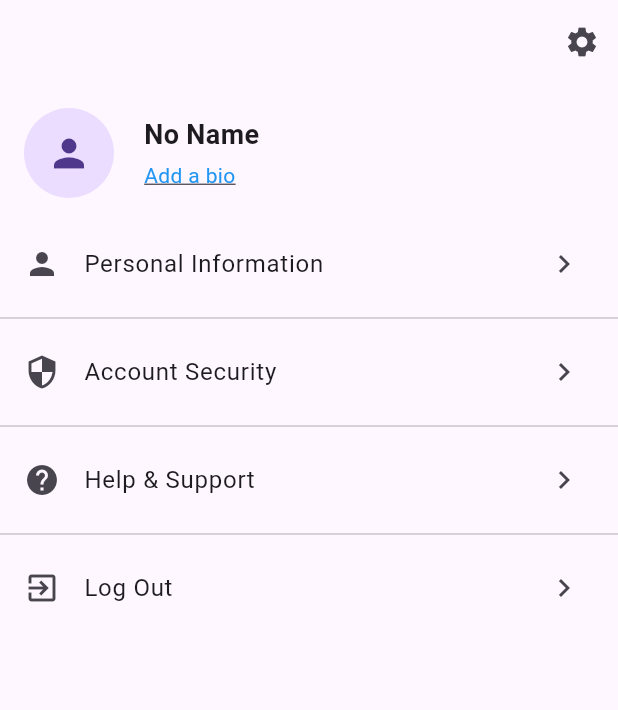
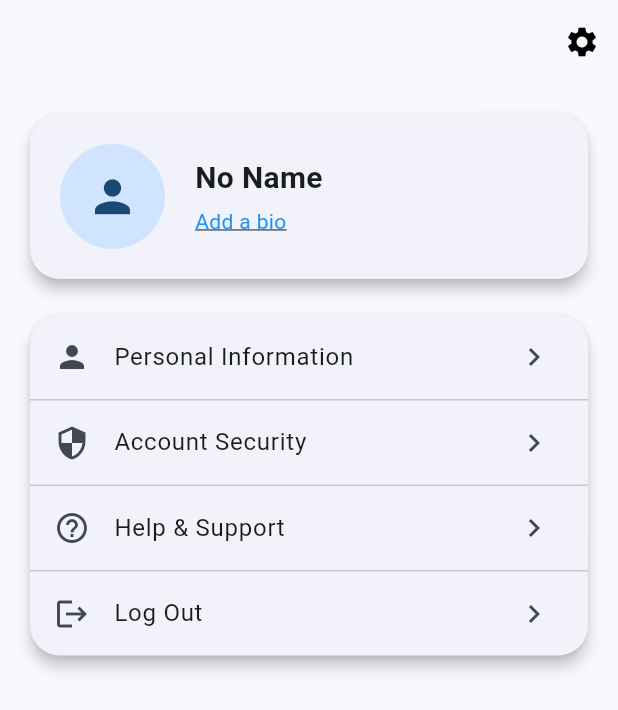
Before and after one commit to GaryXian/Flutter-Real-time-Messaging-and-Video-calls-Application, a Flutter app: the ProfileScreen screen opened by its route, on a phone screen of 412 x 824 dp. Shown: the top 710 px of the screen. Run offline on Flutter 3.47's test engine with Material 3 defaults, Android fonts, the phone set to English and light mode, and no system bars; our stand-ins replace audioplayers, cloud_firestore, dio, file_picker, firebase_auth, firebase_core and 7 more; missing offline and left inert: flutter_facebook_auth, flutter_webrtc, mime_type; accounts and stored records are empty.

Commit message:
UI update but no friend screen

```diff
--- a/lib/main_screens/profile_screen.dart
+++ b/lib/main_screens/profile_screen.dart
@@ -388,40 +388,63 @@ void dispose() {
   return Scaffold(
     appBar: AppBar(
       elevation: 0,
+      backgroundColor: Colors.transparent,
       automaticallyImplyLeading: false,
       actions: [
-          IconButton(icon: const Icon(Icons.settings), onPressed: () => Navigator.push(context, MaterialPageRoute(builder: (_) => const SettingsScreen()))),
+        IconButton(
+          icon: const Icon(Icons.settings, color: Colors.black),
+          onPressed: () {
+            Navigator.push(context, MaterialPageRoute(builder: (_) => const SettingsScreen()));
+          },
+        ),
       ],
     ),
     body: _isLoading
         ? const Center(child: CircularProgressIndicator())
-          : ListView(
+        : SingleChildScrollView(
+            padding: const EdgeInsets.all(16),
+            child: Column(
+              crossAxisAlignment: CrossAxisAlignment.start,
               children: [
-                _buildProfileHeader(),
-                _buildMenuItems(),
+                _buildProfileCard(),
+                const SizedBox(height: 16),
+                _buildMenuCard(),
               ],
+            ),
           ),
   );
 }
 
-  Widget _buildProfileHeader() {
-    return Padding(
-      padding: const EdgeInsets.all(16),
+
+  Widget _buildProfileCard() {
+  return Card(
+    shape: RoundedRectangleBorder(borderRadius: BorderRadius.circular(20)),
+    elevation: 4,
+    child: Padding(
+      padding: const EdgeInsets.all(20),
       child: Row(
         children: [
           GestureDetector(
             onTap: _updateProfilePicture,
             child: CircleAvatar(
-              radius: 30,
-              backgroundImage: (_userData['photoURL']?.isNotEmpty ?? false) ? NetworkImage(_userData['photoURL']) : null,
-              child: (_userData['photoURL']?.isEmpty ?? true) ? const Icon(Icons.person, size: 30) : null,
+              radius: 35,
+              backgroundImage: (_userData['photoURL']?.isNotEmpty ?? false)
+                  ? NetworkImage(_userData['photoURL'])
+                  : null,
+              child: (_userData['photoURL']?.isEmpty ?? true)
+                  ? const Icon(Icons.person, size: 35)
+                  : null,
             ),
           ),
           const SizedBox(width: 20),
-          Column(
+          Expanded(
+            child: Column(
               crossAxisAlignment: CrossAxisAlignment.start,
               children: [
-              Text(_userData['displayName'] ?? 'No Name', style: const TextStyle(fontSize: 18, fontWeight: FontWeight.bold)),
+                Text(
+                  _userData['displayName'] ?? 'No Name',
+                  style: const TextStyle(fontSize: 20, fontWeight: FontWeight.bold),
+                ),
                 const SizedBox(height: 4),
                 InkWell(
                   onTap: () => _updateField('Edit Bio', 'bio'),
@@ -429,50 +452,39 @@ void dispose() {
                     (_userData['bio']?.isNotEmpty ?? false) ? _userData['bio'] : 'Add a bio',
                     style: TextStyle(
                       color: (_userData['bio']?.isNotEmpty ?? false) ? Colors.black87 : Colors.blue,
-                    decoration: (_userData['bio']?.isNotEmpty ?? false) ? TextDecoration.none : TextDecoration.underline,
+                      decoration: (_userData['bio']?.isNotEmpty ?? false)
+                          ? TextDecoration.none
+                          : TextDecoration.underline,
                     ),
                   ),
                 ),
               ],
             ),
+          ),
+        ],
+      ),
+    ),
+  );
+}
+
+  Widget _buildMenuCard() {
+  return Card(
+    shape: RoundedRectangleBorder(borderRadius: BorderRadius.circular(20)),
+    elevation: 4,
+    child: Column(
+      children: [
+        _buildMenuTile(Icons.person, 'Personal Information', _showPersonalInfo),
+        const Divider(height: 1),
+        _buildMenuTile(Icons.security, 'Account Security', _showAccountSecurity),
+        const Divider(height: 1),
+        _buildMenuTile(Icons.help_outline, 'Help & Support', _showHelpSupport),
+        const Divider(height: 1),
+        _buildMenuTile(Icons.logout, 'Log Out', _logout),
       ],
     ),
   );
 }
 
-  Widget _buildMenuItems() {
-    return Column(
-      children: [
-        ListTile(
-          leading: const Icon(Icons.person),
-          title: const Text('Personal Information'),
-          trailing: const Icon(Icons.chevron_right),
-          onTap: () => _showPersonalInfo(),
-        ),
-        const Divider(),
-        ListTile(
-          leading: const Icon(Icons.security),
-          title: const Text('Account Security'),
-          trailing: const Icon(Icons.chevron_right),
-          onTap: () => _showAccountSecurity(),
-        ),
-        const Divider(),
-        ListTile(
-          leading: const Icon(Icons.help),
-          title: const Text('Help & Support'),
-          trailing: const Icon(Icons.chevron_right),
-          onTap: () => _showHelpSupport(),
-        ),
-        const Divider(),
-        ListTile(
-          leading: const Icon(Icons.exit_to_app),
-          title: const Text('Log Out'),
-          trailing: const Icon(Icons.chevron_right),
-          onTap: () => _logout(),
-        ),
-      ],
-    );
-  }
 
   ListTile _buildMenuTile(IconData icon, String title, Function() onTap) {
     return ListTile(
--- a/lib/widgets/themes.dart
+++ b/lib/widgets/themes.dart
@@ -1,9 +1,11 @@
 import 'package:flutter/material.dart';
 
 ThemeData lightMode = ThemeData(
+  colorSchemeSeed: Colors.blue,
   brightness: Brightness.light
 );
 
 ThemeData darkMode = ThemeData(
+  colorSchemeSeed: Colors.blue,
   brightness: Brightness.dark
 );
```
Also changed, not shown: lib/main_screens/messages_screen.dart (+31 -18 lines). Lines whose indentation alone changed are shown as unchanged.
